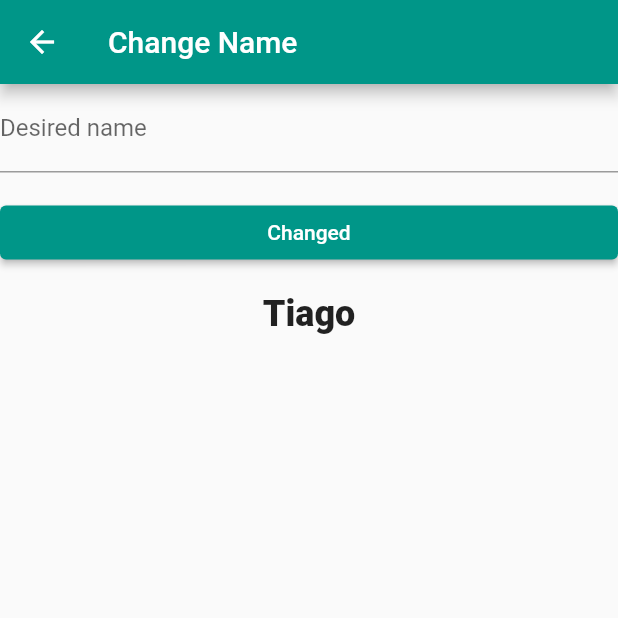
After one commit to tiagoBarbosaF/flutter_streams_and_bloc, a Flutter app: the NameView screen opened directly, on a phone screen of 412 x 824 dp, the top half of it. The commit adds this screen. Run offline on Flutter 3.47's test engine with Material 2 defaults, Android fonts, the phone set to English and light mode, and no system bars; our stand-ins replace flutter_bloc, sqflite; missing offline and left inert: http_interceptor; accounts and stored records are empty.

Commit message:
Bloc and flutter_bloc

```diff
--- a/lib/main.dart
+++ b/lib/main.dart
@@ -1,10 +1,23 @@
 import 'package:flutter/material.dart';
+import 'package:flutter_bloc/flutter_bloc.dart';
+import 'package:mybank/screens/counter_container.dart';
+import 'package:mybank/screens/name_container.dart';
 
 import 'components/theme.dart';
-import 'screens/counter_container.dart';
 
 void main() {
-  runApp(const MyBankApp());
+  BlocOverrides.runZoned(
+    () => runApp(const MyBankApp()),
+    blocObserver: LogObserver(),
+  );
+}
+
+class LogObserver extends BlocObserver {
+  @override
+  void onChange(BlocBase bloc, Change change) {
+    print('${bloc.runtimeType} > $change');
+    super.onChange(bloc, change);
+  }
 }
 
 class MyBankApp extends StatelessWidget {
--- /dev/null
+++ b/lib/screens/name_container.dart
@@ -0,0 +1,68 @@
+import 'package:flutter/material.dart';
+import 'package:flutter_bloc/flutter_bloc.dart';
+
+class NameCubit extends Cubit<String> {
+  NameCubit(String name) : super(name);
+
+  void changeName(String name) => emit(name);
+}
+
+class NameContainer extends StatelessWidget {
+  const NameContainer({Key? key}) : super(key: key);
+
+  @override
+  Widget build(BuildContext context) {
+    return BlocProvider(
+      create: (_) => NameCubit('Tiago'),
+      child: NameView(),
+    );
+  }
+}
+
+class NameView extends StatelessWidget {
+  final TextEditingController _nameController = TextEditingController();
+
+  NameView({Key? key}) : super(key: key);
+
+  @override
+  Widget build(BuildContext context) {
+    return Scaffold(
+      appBar: AppBar(
+        title: const Text('Change Name'),
+      ),
+      body: Column(
+        children: [
+          TextField(
+            controller: _nameController,
+            decoration: const InputDecoration(labelText: 'Desired name'),
+          ),
+          Padding(
+            padding: const EdgeInsets.symmetric(vertical: 16),
+            child: SizedBox(
+              width: double.maxFinite,
+              child: ElevatedButton(
+                onPressed: () {
+                  final name = _nameController.text;
+                  context.read<NameCubit>().changeName(name);
+                  // Navigator.pop(context);
+                },
+                child: const Text('Changed'),
+              ),
+            ),
+          ),
+          BlocBuilder<NameCubit, String>(
+            builder: (context, state) {
+              return Text(
+                context.read<NameCubit>().state,
+                style: const TextStyle(
+                  fontSize: 24,
+                  fontWeight: FontWeight.w800,
+                ),
+              );
+            },
+          ),
+        ],
+      ),
+    );
+  }
+}
```
Also changed, not shown: 1 other file.
